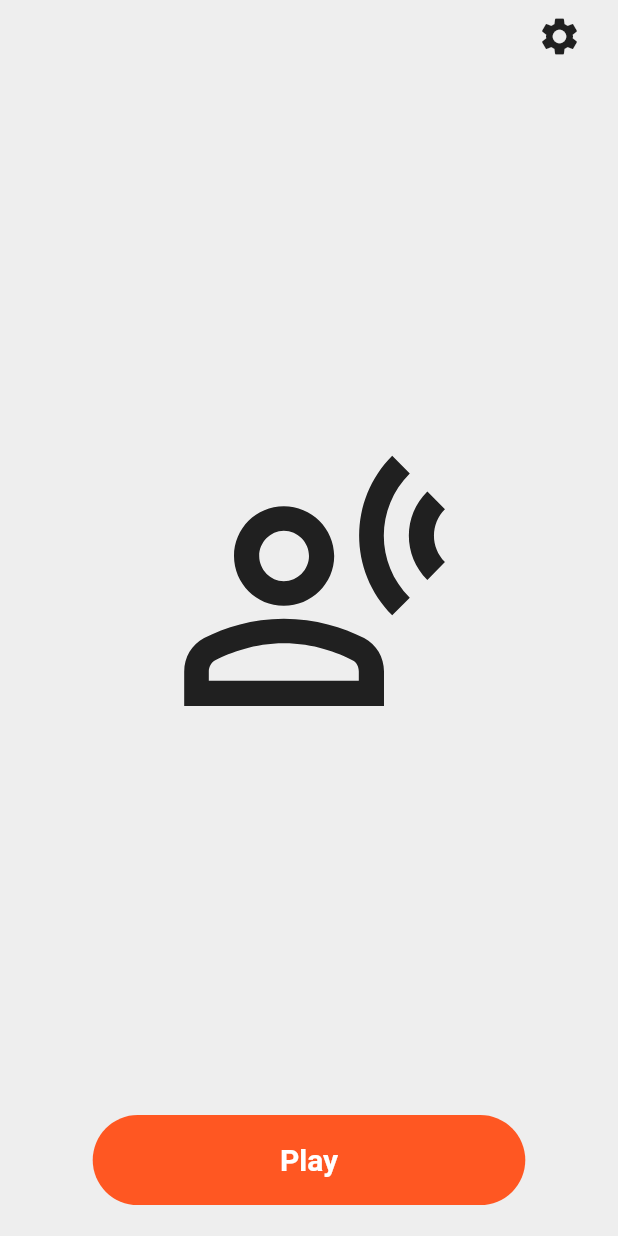
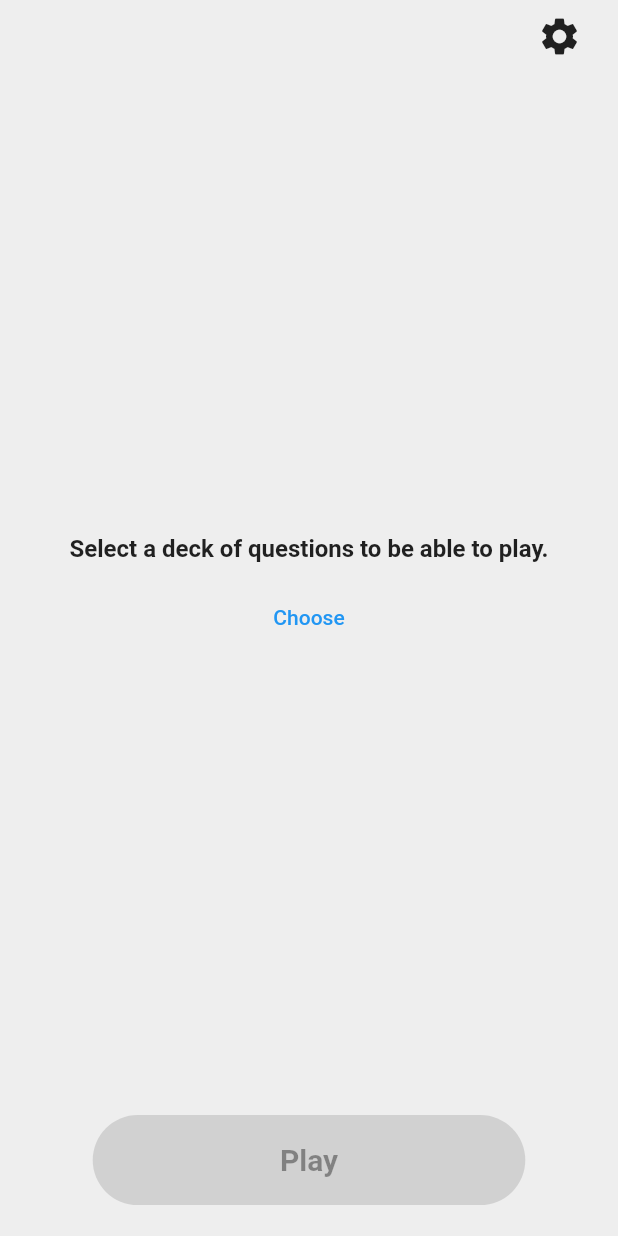
Before and after one commit to floheitzmann/somethink, a Flutter app: the screen it shows after launch, on a phone screen of 412 x 824 dp. Run offline on Flutter 3.47's test engine with Material 2 defaults, Android fonts, the phone set to English and light mode, and no system bars; our stand-ins replace page_transition, shared_preferences; missing offline and left inert: country, flag, open_settings; generated files the repository leaves out were written again.

Commit message:
added selectable question packs to the game

```diff
--- a/lib/app.dart
+++ b/lib/app.dart
@@ -1,3 +1,5 @@
+import 'dart:convert';
+
 import 'package:flutter/material.dart';
 import 'package:flutter/scheduler.dart';
 import 'package:flutter_localizations/flutter_localizations.dart';
@@ -7,6 +9,7 @@ import 'package:somethink/screens/home_screen.dart';
 import 'package:somethink/theme/theme_provider.dart';
 import 'package:somethink/theme/theme_styles.dart';
 
+import 'package:flutter/services.dart' show rootBundle;
 import 'package:flutter_gen/gen_l10n/app_localizations.dart';
 
 final darkBackgroundColor = Colors.grey.shade900;
@@ -23,6 +26,13 @@ const colors = {
   "Tart Orange": Color(0xFFFA4848),
   "Mandarin": Color(0xFFFA7848),
 };
+
+const collectionNames = [
+  "questions_for_friends",
+  "questions_to_the_partner",
+];
+
+Map<String, dynamic> collections = {};
 
 class App extends StatefulWidget {
   const App({super.key});
@@ -42,7 +52,7 @@ class _AppState extends State<App> {
       isDarkMode = window.platformBrightness == Brightness.dark;
     };
 
-    getCurrentAppTheme();
+    loadCurrentAppTheme();
 
     super.initState();
   }
@@ -85,7 +95,7 @@ class _AppState extends State<App> {
     );
   }
 
-  void getCurrentAppTheme() async {
+  void loadCurrentAppTheme() async {
     provider.themeMode = await provider.preference.getThemeMode();
   }
 }
--- a/lib/l10n/app_en.arb
+++ b/lib/l10n/app_en.arb
@@ -1,5 +1,7 @@
 {
     "play": "Play",
+    "notQuestionDeckSelectedTitle": "Select a deck of questions to be able to play.",
+    "questionDeckSelectedTitle": "Selected deck of questions",
     "settingsTitle": "Settings",
     "settingsThemeSubTitle": "Theme",
     "settingsLanguageSubTitle": "Language",
@@ -11,5 +13,14 @@
     "languageAlertTitle": "Information on setting the language",
     "languageAlertContent": "It is currently not possible to set the language of the app separately, but the app is based on the set system language.",
     "next": "Next",
-    "cancel": "Cancel"
+    "cancel": "Cancel",
+    "choose": "Choose",
+    "change": "Change",
+    "decks": "{count} Decks",
+     "@decks": {
+        "type": "int",
+        "placeholders": {
+            "count": {}
+        }
+    }
 }
--- /dev/null
+++ b/lib/models/questions_deck.dart
@@ -0,0 +1,8 @@
+class QuestionDeck {
+  final String languageCode;
+  final String name;
+  final String description;
+  final List<String> questions;
+
+  QuestionDeck(this.languageCode, this.name, this.description, this.questions);
+}
--- a/lib/screens/home_screen.dart
+++ b/lib/screens/home_screen.dart
@@ -1,10 +1,9 @@
-import 'dart:convert';
-
 import 'package:flutter/material.dart';
 import 'package:page_transition/page_transition.dart';
+import 'package:somethink/models/questions_deck.dart';
 import 'package:somethink/screens/game_screen.dart';
+import 'package:somethink/screens/select_collection_of_questions.dart';
 import 'package:somethink/screens/settings/settings_screen.dart';
-import 'package:flutter/services.dart' show rootBundle;
 
 import 'package:flutter_gen/gen_l10n/app_localizations.dart';
 
@@ -16,6 +15,13 @@ class HomeScreen extends StatefulWidget {
 }
 
 class _HomeScreenState extends State<HomeScreen> {
+  QuestionDeck? _currentDeck;
+
+  @override
+  void initState() {
+    super.initState();
+  }
+
   @override
   Widget build(BuildContext context) {
     final size = MediaQuery.of(context).size;
@@ -47,9 +53,55 @@ class _HomeScreenState extends State<HomeScreen> {
               ),
             ),
             const Spacer(),
-            IconTheme(
-              data: Theme.of(context).iconTheme,
-              child: const Icon(Icons.spatial_tracking_outlined, size: 200),
+            _currentDeck == null
+                ? Text(
+                    S.of(context).notQuestionDeckSelectedTitle,
+                    style: const TextStyle(
+                      fontSize: 16,
+                      fontWeight: FontWeight.bold,
+                      // color: Colors.lightBlue,
+                    ),
+                    textAlign: TextAlign.center,
+                  )
+                : Column(
+                    children: [
+                      Text(
+                        S.of(context).questionDeckSelectedTitle,
+                        style: const TextStyle(
+                          fontSize: 16,
+                        ),
+                        textAlign: TextAlign.center,
+                      ),
+                      Text(
+                        _currentDeck!.name,
+                        style: const TextStyle(
+                          fontSize: 16,
+                          fontWeight: FontWeight.bold,
+                          // color: Colors.lightBlue,
+                        ),
+                        textAlign: TextAlign.center,
+                      ),
+                    ],
+                  ),
+            SizedBox(height: size.height * 0.015),
+            TextButton(
+              onPressed: () => Navigator.push(
+                context,
+                MaterialPageRoute(
+                  builder: (context) => SelectCollectionOfQuestions(
+                    languageCode: locale.languageCode,
+                  ),
+                ),
+              ).then((value) {
+                setState(() {
+                  _currentDeck = value;
+                });
+              }),
+              child: Text(
+                _currentDeck == null
+                    ? S.of(context).choose
+                    : S.of(context).change,
+              ),
             ),
             const Spacer(),
             Center(
@@ -64,24 +116,17 @@ class _HomeScreenState extends State<HomeScreen> {
                     side: BorderSide.none,
                   ),
                 ),
-                onPressed: () async {
-                  var questions = json.decode(
-                    await rootBundle
-                        .loadString('assets/questions_for_friends.json'),
-                  );
-
-                  var list = questions[locale.languageCode].cast<String>();
-
-                  Navigator.push(
+                onPressed: _currentDeck != null
+                    ? () => Navigator.push(
                           context,
                           PageTransition(
                             child: GameScreen(
-                        questions: list,
+                              questions: _currentDeck!.questions,
                             ),
                             type: PageTransitionType.fade,
                           ),
-                  );
-                },
+                        )
+                    : null,
                 child: Text(
                   S.of(context).play,
                   style: const TextStyle(
--- a/pubspec.yaml
+++ b/pubspec.yaml
@@ -79,6 +79,7 @@ flutter:
   # To add assets to your application, add an assets section, like this:
   assets:
     - questions_for_friends.json
+    - questions_to_the_partner.json
 
   # An image asset can refer to one or more resolution-specific "variants", see
   # https://flutter.dev/assets-and-images/#resolution-aware
```
Also changed, not shown: assets/questions_for_friends.json (+6 -1 lines), assets/questions_to_the_partner.json (added, +44 -0 lines), lib/l10n/app_de.arb (+12 -1 lines), lib/screens/select_collection_of_questions.dart (added, +118 -0 lines). Lines whose indentation alone changed are shown as unchanged.
